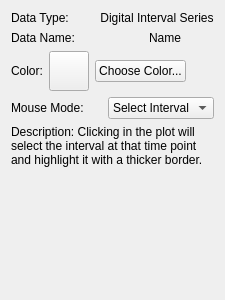
Before: the Qt Designer form src/WhiskerToolbox/DataViewer_Widget/DigitalInterval/IntervalViewer_Widget.ui in paulmthompson/WhiskerToolbox, drawn with Qt 5.
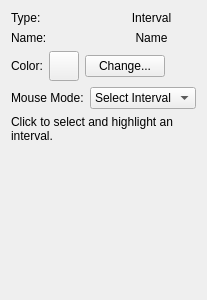
After: the same form once the commit is applied.

Commit message: fixing layout of dataviewer side panel

```diff
--- a/src/WhiskerToolbox/DataViewer_Widget/DigitalInterval/IntervalViewer_Widget.ui
+++ b/src/WhiskerToolbox/DataViewer_Widget/DigitalInterval/IntervalViewer_Widget.ui
@@ -6,7 +6,7 @@
    <rect>
     <x>0</x>
     <y>0</y>
-    <width>225</width>
+    <width>200</width>
     <height>300</height>
    </rect>
   </property>
@@ -19,14 +19,14 @@
      <item>
       <widget class="QLabel" name="label_2">
        <property name="text">
-        <string>Data Type:</string>
+        <string>Type:</string>
        </property>
       </widget>
      </item>
      <item>
       <widget class="QLabel" name="label">
        <property name="text">
-        <string>Digital Interval Series</string>
+        <string>Interval</string>
        </property>
        <property name="alignment">
         <set>Qt::AlignmentFlag::AlignCenter</set>
@@ -40,7 +40,7 @@
      <item>
       <widget class="QLabel" name="label_3">
        <property name="text">
-        <string>Data Name:</string>
+        <string>Name:</string>
        </property>
       </widget>
      </item>
@@ -69,14 +69,14 @@
       <widget class="QPushButton" name="color_display_button">
        <property name="minimumSize">
         <size>
-         <width>40</width>
-         <height>40</height>
+         <width>30</width>
+         <height>30</height>
         </size>
        </property>
        <property name="maximumSize">
         <size>
-         <width>40</width>
-         <height>40</height>
+         <width>30</width>
+         <height>30</height>
         </size>
        </property>
        <property name="text">
@@ -87,7 +87,7 @@
      <item>
       <widget class="QPushButton" name="color_button">
        <property name="text">
-        <string>Choose Color...</string>
+        <string>Change...</string>
        </property>
       </widget>
      </item>
@@ -131,7 +131,7 @@
      <item>
       <widget class="QLabel" name="selection_model_label">
        <property name="text">
-        <string>Description: Clicking in the plot will select the interval at that time point and highlight it with a thicker border.</string>
+        <string>Click to select and highlight an interval.</string>
        </property>
        <property name="wordWrap">
         <bool>true</bool>
```
The commit also changes 5 other files.
